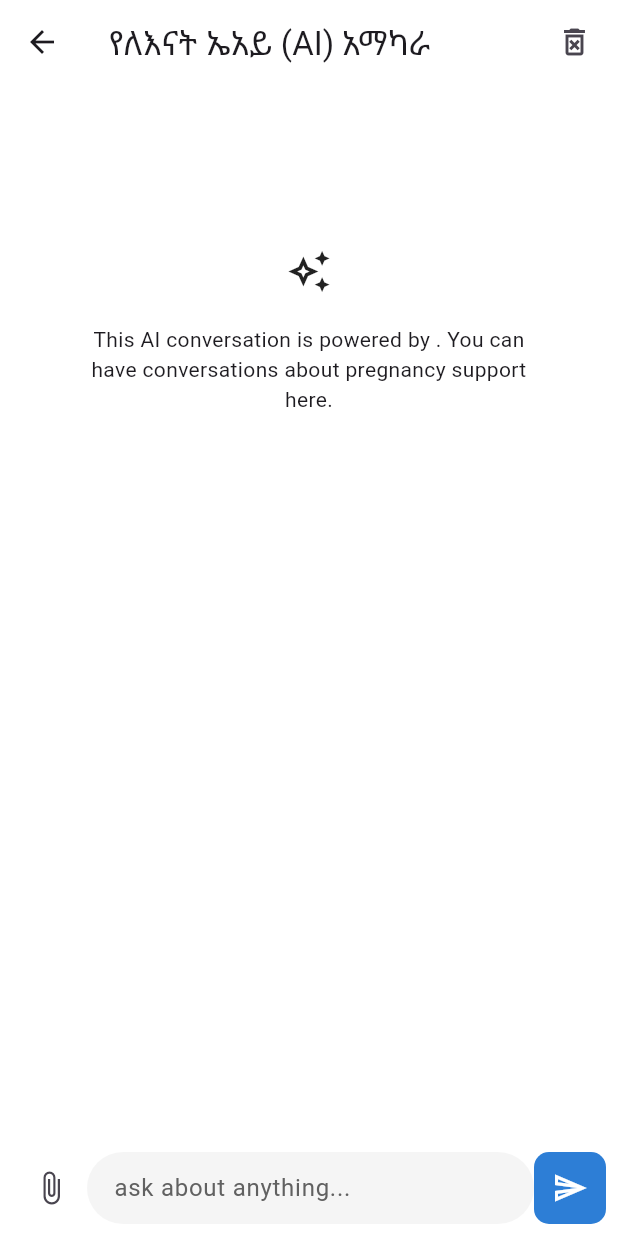
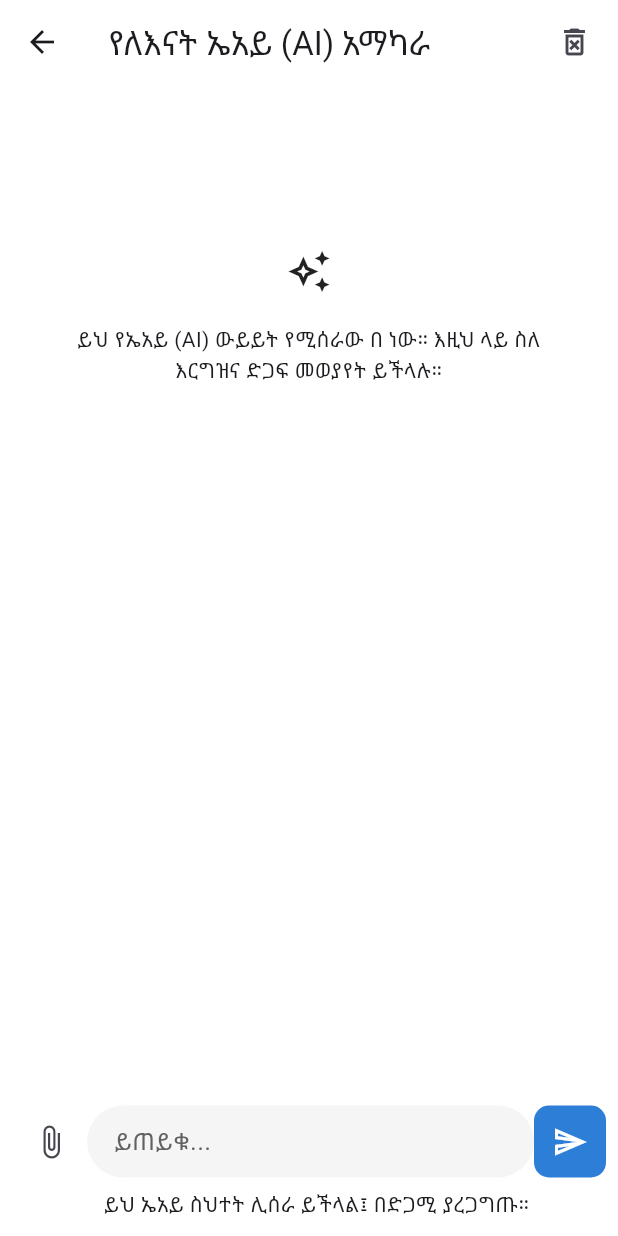
Before and after one commit to Abelabebe313/lenat_mobile, a Flutter app: the AIChatView screen opened by its route, on a phone screen of 412 x 824 dp. Run offline on Flutter 3.47's test engine with Material 3 defaults, Android fonts, the phone set to English and light mode, and no system bars; our stand-ins replace cached_network_image, flutter_blurhash, flutter_html, flutter_secure_storage, flutter_svg, get_it and 9 more; missing offline and left inert: chapasdk, easy_image_viewer, flutter_inappwebview, image_gallery_saver_plus, minio; accounts and stored records are empty; network calls fail.

Commit message:
ai warning label

```diff
--- a/lib/view/ai_chat/ai_chat_view.dart
+++ b/lib/view/ai_chat/ai_chat_view.dart
@@ -69,7 +69,7 @@ class _AIChatViewState extends State<AIChatView> {
                                   horizontal: 50.0,
                                 ),
                                 child: Text(
-                                  "This AI conversation is powered by ${viewModel.modelName}. You can have conversations about pregnancy support here.",
+                                  "ይህ የኤአይ (AI) ውይይት የሚሰራው በ${viewModel.modelName} ነው። እዚህ ላይ ስለ እርግዝና ድጋፍ መወያየት ይችላሉ።",
                                   textAlign: TextAlign.center,
                                 ),
                               ),
@@ -234,7 +234,9 @@ class _AIChatViewState extends State<AIChatView> {
                       bottom: 8.0,
                       top: 8.0,
                     ),
-                    child: Row(
+                    child: Column(
+                      children: [
+                        Row(
                           children: [
                             // Attach
                             Padding(
@@ -266,8 +268,9 @@ class _AIChatViewState extends State<AIChatView> {
                                     color: Colors.black,
                                   ),
                                   decoration: InputDecoration(
-                                hintText: "ask about anything...",
-                                hintStyle: TextStyle(color: Colors.grey[700]),
+                                    hintText: "ይጠይቁ...",
+                                    hintStyle:
+                                        TextStyle(color: Colors.grey[700]),
                                     border: InputBorder.none,
                                   ),
                                 ),
@@ -295,6 +298,14 @@ class _AIChatViewState extends State<AIChatView> {
                             ),
                           ],
                         ),
+                        Padding(
+                          padding: const EdgeInsets.only(top: 8.0, bottom: 2.0),
+                          child: Center(
+                            child: Text("ይህ ኤአይ ስህተት ሊሰራ ይችላል፤ በድጋሚ ያረጋግጡ።"),
+                          ),
+                        )
+                      ],
+                    ),
                   ),
                 ],
               ),
```
Also changed, not shown: pubspec.lock, 2 other files. Lines whose indentation alone changed are shown as unchanged.
